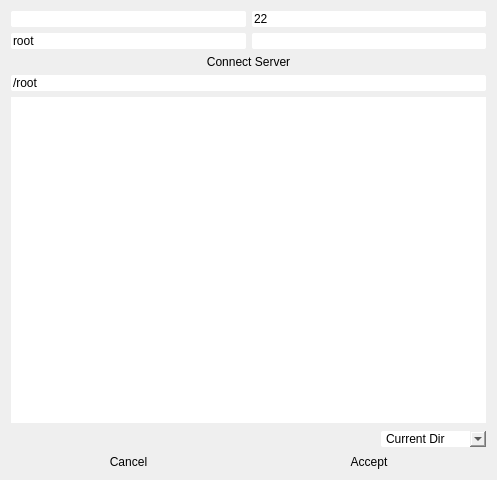
KaifengT/Batch3D, file ui/ui_remote.ui: the form before one commit.
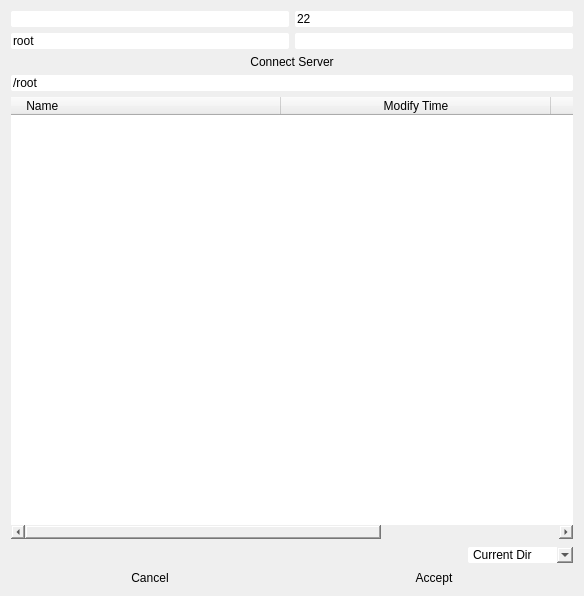
The form after the commit. Custom widgets are drawn as their Qt base class.

```diff
--- a/ui/ui_remote.ui
+++ b/ui/ui_remote.ui
@@ -9,8 +9,8 @@
    <rect>
     <x>0</x>
     <y>0</y>
-    <width>497</width>
-    <height>480</height>
+    <width>584</width>
+    <height>596</height>
    </rect>
   </property>
   <property name="windowTitle">
@@ -85,14 +85,29 @@
    </item>
    <item>
     <widget class="TableWidget" name="tableWidget">
+     <property name="horizontalScrollBarPolicy">
+      <enum>Qt::ScrollBarAsNeeded</enum>
+     </property>
      <property name="editTriggers">
       <set>QAbstractItemView::NoEditTriggers</set>
      </property>
      <property name="columnCount">
-      <number>1</number>
+      <number>3</number>
      </property>
      <attribute name="horizontalHeaderVisible">
-      <bool>false</bool>
+      <bool>true</bool>
+     </attribute>
+     <attribute name="horizontalHeaderCascadingSectionResizes">
+      <bool>true</bool>
+     </attribute>
+     <attribute name="horizontalHeaderMinimumSectionSize">
+      <number>120</number>
+     </attribute>
+     <attribute name="horizontalHeaderDefaultSectionSize">
+      <number>270</number>
+     </attribute>
+     <attribute name="horizontalHeaderShowSortIndicator" stdset="0">
+      <bool>true</bool>
      </attribute>
      <attribute name="horizontalHeaderStretchLastSection">
       <bool>true</bool>
@@ -100,7 +115,27 @@
      <attribute name="verticalHeaderVisible">
       <bool>false</bool>
      </attribute>
-     <column/>
+     <column>
+      <property name="text">
+       <string>    Name</string>
+      </property>
+      <property name="textAlignment">
+       <set>AlignLeading|AlignVCenter</set>
+      </property>
+     </column>
+     <column>
+      <property name="text">
+       <string>Modify Time</string>
+      </property>
+     </column>
+     <column>
+      <property name="text">
+       <string>Size    </string>
+      </property>
+      <property name="textAlignment">
+       <set>AlignTrailing|AlignVCenter</set>
+      </property>
+     </column>
     </widget>
    </item>
    <item>
```
